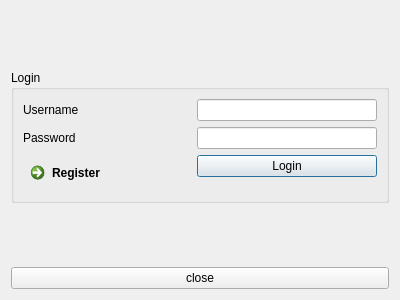
This is logindialog.ui in UdbhavU/PasswordManager as Qt 5 draws it before an edit. The edited form follows.
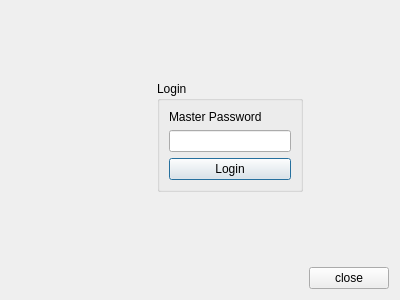
This is the edited form.

```diff
--- a/logindialog.ui
+++ b/logindialog.ui
@@ -13,61 +13,42 @@
   <property name="windowTitle">
    <string>Dialog</string>
   </property>
-  <layout class="QVBoxLayout" name="verticalLayout_2">
-   <item>
-    <layout class="QVBoxLayout" name="verticalLayout">
-     <item>
-      <spacer name="verticalSpacer_2">
+  <layout class="QGridLayout" name="gridLayout">
+   <item row="3" column="1">
+    <spacer name="horizontalSpacer">
        <property name="orientation">
-        <enum>Qt::Vertical</enum>
+      <enum>Qt::Horizontal</enum>
        </property>
        <property name="sizeHint" stdset="0">
         <size>
-         <width>20</width>
-         <height>40</height>
+       <width>40</width>
+       <height>20</height>
         </size>
        </property>
       </spacer>
      </item>
-     <item>
+   <item row="1" column="1">
       <widget class="QGroupBox" name="groupBox">
        <property name="title">
         <string>Login</string>
        </property>
        <layout class="QVBoxLayout" name="verticalLayout_3">
         <item>
-         <layout class="QFormLayout" name="formLayout">
-          <item row="1" column="0">
+       <layout class="QVBoxLayout" name="verticalLayout_4">
+        <item>
            <widget class="QLabel" name="label">
             <property name="text">
-             <string>Password</string>
+           <string>Master Password</string>
             </property>
            </widget>
           </item>
-          <item row="0" column="0">
-           <widget class="QLabel" name="label_2">
-            <property name="text">
-             <string>Username</string>
-            </property>
-           </widget>
-          </item>
-          <item row="2" column="1">
-           <widget class="QPushButton" name="pushButton">
-            <property name="text">
-             <string>Login</string>
-            </property>
-           </widget>
-          </item>
-          <item row="0" column="1">
-           <widget class="QLineEdit" name="uname"/>
-          </item>
-          <item row="1" column="1">
+        <item>
            <widget class="QLineEdit" name="password"/>
           </item>
-          <item row="2" column="0">
-           <widget class="QCommandLinkButton" name="commandLinkButton">
+        <item>
+         <widget class="QPushButton" name="pushButton">
             <property name="text">
-             <string>Register</string>
+           <string>Login</string>
             </property>
            </widget>
           </item>
@@ -76,7 +57,7 @@
        </layout>
       </widget>
      </item>
-     <item>
+   <item row="2" column="1">
       <spacer name="verticalSpacer">
        <property name="orientation">
         <enum>Qt::Vertical</enum>
@@ -84,19 +65,43 @@
        <property name="sizeHint" stdset="0">
         <size>
          <width>20</width>
-         <height>40</height>
+       <height>46</height>
         </size>
        </property>
       </spacer>
      </item>
-     <item>
+   <item row="0" column="1">
+    <spacer name="verticalSpacer_2">
+     <property name="orientation">
+      <enum>Qt::Vertical</enum>
+     </property>
+     <property name="sizeHint" stdset="0">
+      <size>
+       <width>20</width>
+       <height>47</height>
+      </size>
+     </property>
+    </spacer>
+   </item>
+   <item row="3" column="2">
       <widget class="QPushButton" name="pushButton_2">
        <property name="text">
         <string>close</string>
        </property>
       </widget>
      </item>
-    </layout>
+   <item row="1" column="0">
+    <spacer name="horizontalSpacer_2">
+     <property name="orientation">
+      <enum>Qt::Horizontal</enum>
+     </property>
+     <property name="sizeHint" stdset="0">
+      <size>
+       <width>40</width>
+       <height>20</height>
+      </size>
+     </property>
+    </spacer>
    </item>
   </layout>
  </widget>
```
Lines whose indentation alone changed are shown as unchanged.
